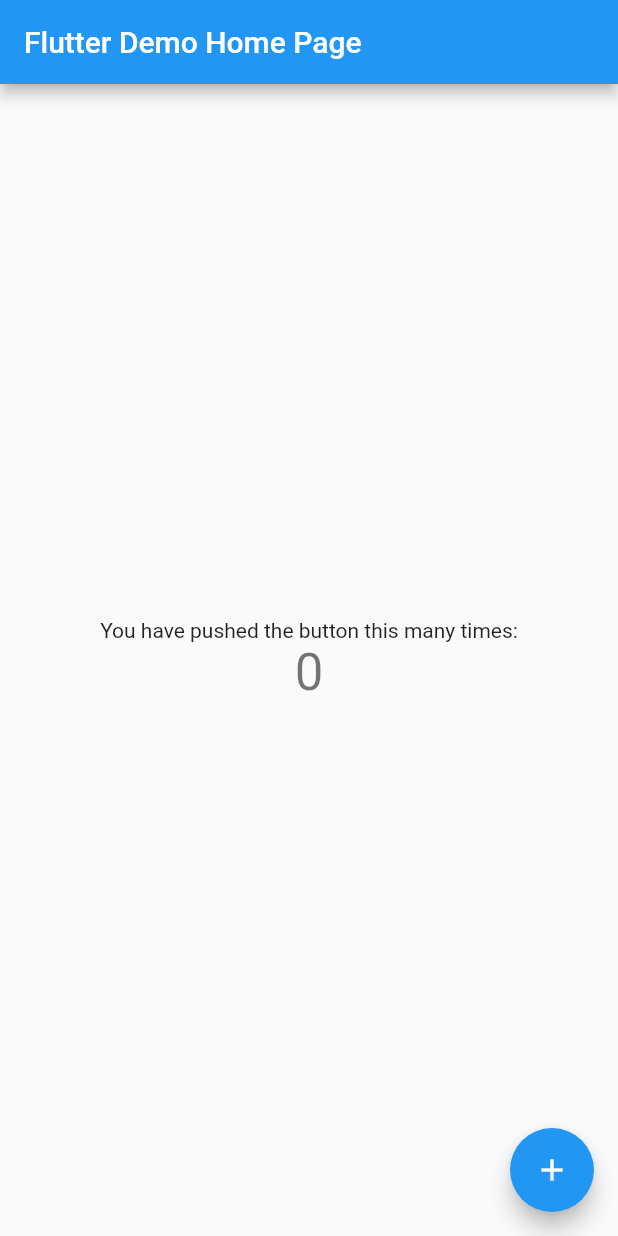
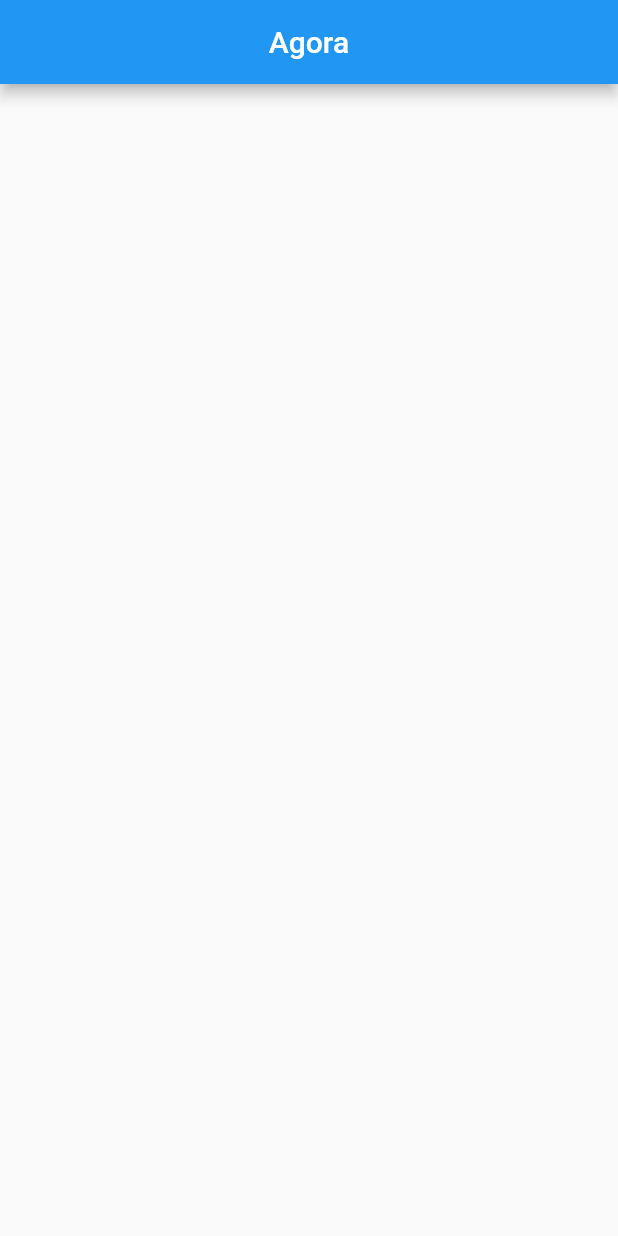
Before and after one commit to aospiridonov/flutter_agora, a Flutter app: the screen it shows after launch, on a phone screen of 412 x 824 dp. Run offline on Flutter 3.47's test engine with Material 2 defaults, Android fonts, the phone set to English and light mode, and no system bars; missing offline and left inert: agora_rtc_engine.

Commit message:
add: dependency in pubspec add: base widget and settings

```diff
--- a/lib/main.dart
+++ b/lib/main.dart
@@ -1,4 +1,6 @@
 import 'package:flutter/material.dart';
+
+import 'pages/index.dart';
 
 void main() {
   runApp(const MyApp());
@@ -11,105 +13,12 @@
   @override
   Widget build(BuildContext context) {
     return MaterialApp(
-      title: 'Flutter Demo',
+      debugShowCheckedModeBanner: false,
+      title: 'Agora',
       theme: ThemeData(
-        // This is the theme of your application.
-        //
-        // Try running your application with "flutter run". You'll see the
-        // application has a blue toolbar. Then, without quitting the app, try
-        // changing the primarySwatch below to Colors.green and then invoke
-        // "hot reload" (press "r" in the console where you ran "flutter run",
-        // or simply save your changes to "hot reload" in a Flutter IDE).
-        // Notice that the counter didn't reset back to zero; the application
-        // is not restarted.
         primarySwatch: Colors.blue,
       ),
-      home: const MyHomePage(title: 'Flutter Demo Home Page'),
+      home: const IndexPage(),
     );
   }
 }
-
-class MyHomePage extends StatefulWidget {
-  const MyHomePage({Key? key, required this.title}) : super(key: key);
-
-  // This widget is the home page of your application. It is stateful, meaning
-  // that it has a State object (defined below) that contains fields that affect
-  // how it looks.
-
-  // This class is the configuration for the state. It holds the values (in this
-  // case the title) provided by the parent (in this case the App widget) and
-  // used by the build method of the State. Fields in a Widget subclass are
-  // always marked "final".
-
-  final String title;
-
-  @override
-  State<MyHomePage> createState() => _MyHomePageState();
-}
-
-class _MyHomePageState extends State<MyHomePage> {
-  int _counter = 0;
-
-  void _incrementCounter() {
-    setState(() {
-      // This call to setState tells the Flutter framework that something has
-      // changed in this State, which causes it to rerun the build method below
-      // so that the display can reflect the updated values. If we changed
-      // _counter without calling setState(), then the build method would not be
-      // called again, and so nothing would appear to happen.
-      _counter++;
-    });
-  }
-
-  @override
-  Widget build(BuildContext context) {
-    // This method is rerun every time setState is called, for instance as done
-    // by the _incrementCounter method above.
-    //
-    // The Flutter framework has been optimized to make rerunning build methods
-    // fast, so that you can just rebuild anything that needs updating rather
-    // than having to individually change instances of widgets.
-    return Scaffold(
-      appBar: AppBar(
-        // Here we take the value from the MyHomePage object that was created by
-        // the App.build method, and use it to set our appbar title.
-        title: Text(widget.title),
-      ),
-      body: Center(
-        // Center is a layout widget. It takes a single child and positions it
-        // in the middle of the parent.
-        child: Column(
-          // Column is also a layout widget. It takes a list of children and
-          // arranges them vertically. By default, it sizes itself to fit its
-          // children horizontally, and tries to be as tall as its parent.
-          //
-          // Invoke "debug painting" (press "p" in the console, choose the
-          // "Toggle Debug Paint" action from the Flutter Inspector in Android
-          // Studio, or the "Toggle Debug Paint" command in Visual Studio Code)
-          // to see the wireframe for each widget.
-          //
-          // Column has various properties to control how it sizes itself and
-          // how it positions its children. Here we use mainAxisAlignment to
-          // center the children vertically; the main axis here is the vertical
-          // axis because Columns are vertical (the cross axis would be
-          // horizontal).
-          mainAxisAlignment: MainAxisAlignment.center,
-          children: <Widget>[
-            const Text(
-              'You have pushed the button this many times:',
-            ),
-            Text(
-              '$_counter',
-              style: Theme.of(context).textTheme.headline4,
-            ),
-          ],
-        ),
-      ),
-      floatingActionButton: FloatingActionButton(
-        onPressed: _incrementCounter,
-        tooltip: 'Increment',
-        child: const Icon(Icons.add),
-      ), // This trailing comma makes auto-formatting nicer for build methods.
-    );
-  }
-}
--- /dev/null
+++ b/lib/pages/index.dart
@@ -0,0 +1,19 @@
+import 'package:flutter/material.dart';
+
+class IndexPage extends StatefulWidget {
+  const IndexPage({Key? key}) : super(key: key);
+
+  @override
+  State<IndexPage> createState() => _IndexPageState();
+}
+
+class _IndexPageState extends State<IndexPage> {
+  @override
+  Widget build(BuildContext context) {
+    return Scaffold(
+        appBar: AppBar(
+      title: const Text('Agora'),
+      centerTitle: true,
+    ));
+  }
+}
--- /dev/null
+++ b/lib/utils/settings.dart
@@ -0,0 +1,2 @@
+const appId = 'TODO';
+const token = 'TODO';
--- a/pubspec.yaml
+++ b/pubspec.yaml
@@ -34,6 +34,8 @@
   # The following adds the Cupertino Icons font to your application.
   # Use with the CupertinoIcons class for iOS style icons.
   cupertino_icons: ^1.0.2
+  agora_rtc_engine: ^5.2.0
+  permission_handler: ^9.2.0
 
 dev_dependencies:
   flutter_test:
```
Also changed, not shown: lib/generated_plugin_registrant.dart (added, +17 -0 lines), lib/pages/call.dart (added, +27 -0 lines), 4 other files.
